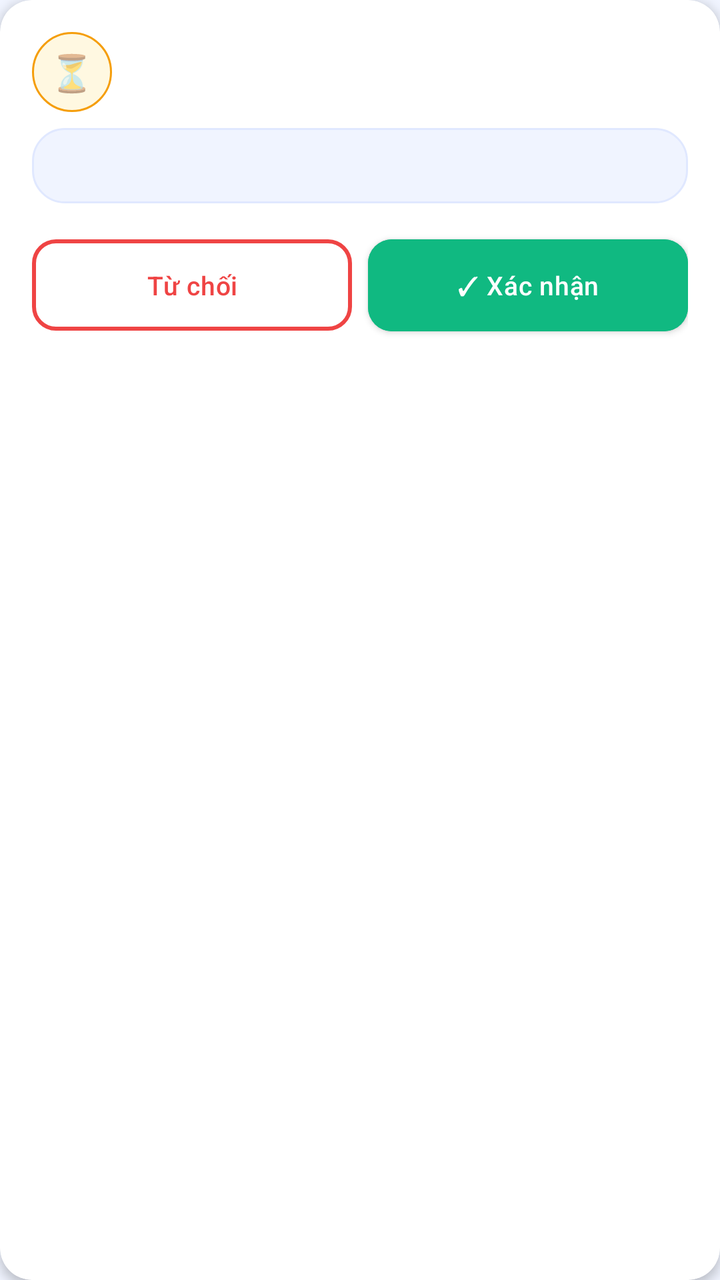
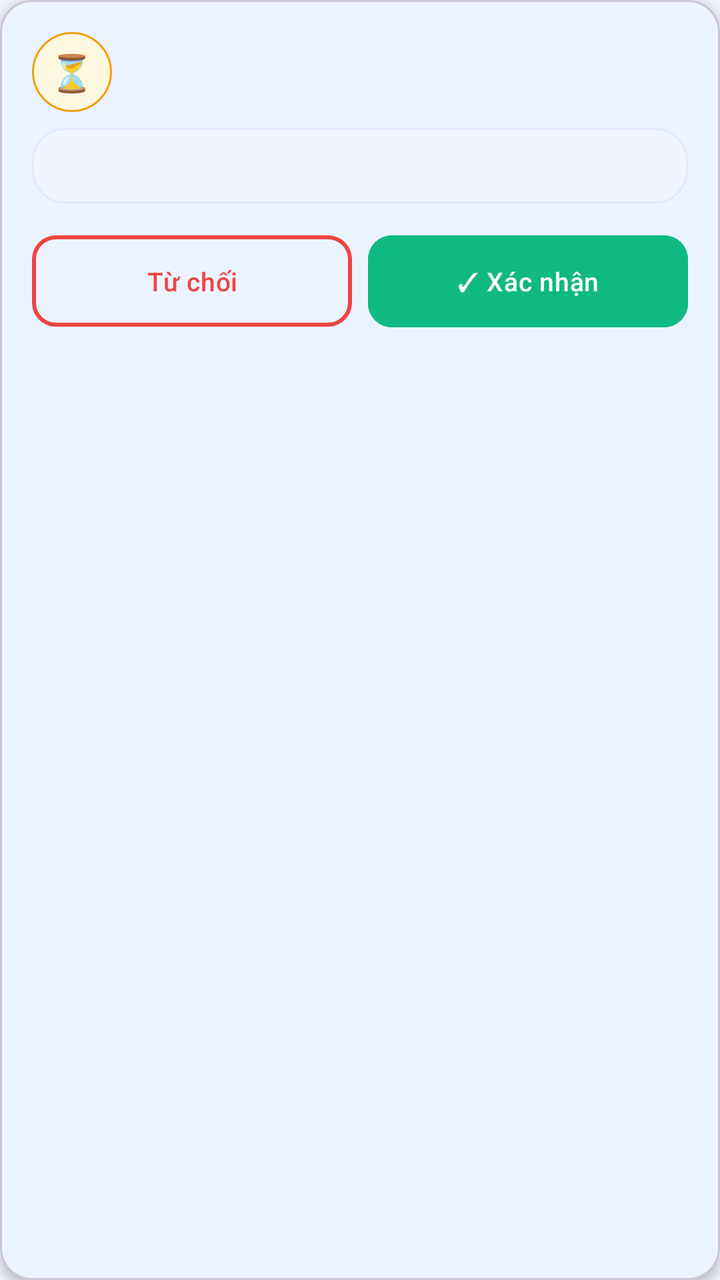

Compare the two renders of this Android layout. The source of the first and the diff that turns it into the second are given below.
<!-- AndroidManifest.xml: application theme Theme.UniCare -->
<!-- res/layout/item_pending_appt.xml -->
<?xml version="1.0" encoding="utf-8"?>
<androidx.cardview.widget.CardView xmlns:android="http://schemas.android.com/apk/res/android"
    xmlns:app="http://schemas.android.com/apk/res-auto"
    android:layout_width="match_parent"
    android:layout_height="wrap_content"
    android:layout_marginHorizontal="16dp"
    android:layout_marginVertical="5dp"
    app:cardCornerRadius="16dp"
    app:cardElevation="3dp"
    app:cardBackgroundColor="#FFFFFF">

    <LinearLayout
        android:layout_width="match_parent"
        android:layout_height="wrap_content"
        android:orientation="vertical"
        android:padding="16dp">

        <LinearLayout
            android:layout_width="match_parent"
            android:layout_height="wrap_content"
            android:gravity="center_vertical"
            android:orientation="horizontal">

            <LinearLayout
                android:layout_width="40dp"
                android:layout_height="40dp"
                android:background="@drawable/bg_badge_amber"
                android:gravity="center">
                <TextView android:layout_width="wrap_content" android:layout_height="wrap_content" android:text="⏳" android:textSize="18sp"/>
            </LinearLayout>

            <LinearLayout
                android:layout_width="0dp"
                android:layout_height="wrap_content"
                android:layout_weight="1"
                android:layout_marginStart="12dp"
                android:orientation="vertical">

                <TextView
                    android:id="@+id/txtPatient"
                    android:layout_width="wrap_content"
                    android:layout_height="wrap_content"
                    android:textColor="#1A1A2E"
                    android:textSize="15sp"
                    android:textStyle="bold"/>

                <TextView
                    android:id="@+id/txtWhen"
                    android:layout_width="wrap_content"
                    android:layout_height="wrap_content"
                    android:layout_marginTop="2dp"
                    android:textColor="#6B7280"
                    android:textSize="13sp"/>
            </LinearLayout>
        </LinearLayout>

        <TextView
            android:id="@+id/txtReason"
            android:layout_width="match_parent"
            android:layout_height="wrap_content"
            android:layout_marginTop="8dp"
            android:background="@drawable/bg_section"
            android:padding="10dp"
            android:textColor="#6B7280"
            android:textSize="13sp"/>

        <LinearLayout
            android:layout_width="match_parent"
            android:layout_height="wrap_content"
            android:layout_marginTop="12dp"
            android:orientation="horizontal">

            <com.google.android.material.button.MaterialButton
                android:id="@+id/btnReject"
                android:layout_width="0dp"
                android:layout_height="wrap_content"
                android:layout_weight="1"
                android:layout_marginEnd="8dp"
                android:text="Từ chối"
                android:textSize="13sp"
                android:textAllCaps="false"
                android:minHeight="44dp"
                style="@style/Widget.UniCare.Button.Outlined"
                app:strokeColor="#EF4444"
                android:textColor="#EF4444"
                app:cornerRadius="12dp"/>

            <com.google.android.material.button.MaterialButton
                android:id="@+id/btnConfirm"
                android:layout_width="0dp"
                android:layout_height="wrap_content"
                android:layout_weight="1"
                android:text="✓ Xác nhận"
                android:textSize="13sp"
                android:textAllCaps="false"
                android:minHeight="44dp"
                style="@style/Widget.UniCare.Button"
                android:backgroundTint="#10B981"
                app:cornerRadius="12dp"/>
        </LinearLayout>
    </LinearLayout>
</androidx.cardview.widget.CardView>
<!-- resources referenced by this layout -->
<resources>
  <!-- drawable bg_badge_amber (drawable) -->
  <?xml version="1.0" encoding="utf-8"?>
  <shape xmlns:android="http://schemas.android.com/apk/res/android">
      <solid android:color="#FFF8E1"/>
      <corners android:radius="100dp"/>
      <stroke android:width="1dp" android:color="#F59E0B"/>
  </shape>
  <!-- drawable bg_section (drawable) -->
  <?xml version="1.0" encoding="utf-8"?>
  <shape xmlns:android="http://schemas.android.com/apk/res/android">
      <solid android:color="#F0F4FF"/>
      <corners android:radius="16dp"/>
      <stroke android:width="1dp" android:color="#E0E8FF"/>
  </shape>
  <style name="Widget.UniCare.Button" parent="Widget.MaterialComponents.Button">
          <item name="android:paddingTop">14dp</item>
          <item name="android:paddingBottom">14dp</item>
          <item name="android:textSize">16sp</item>
          <item name="android:letterSpacing">0.02</item>
          <item name="android:textAllCaps">false</item>
          <item name="cornerRadius">14dp</item>
          <item name="backgroundTint">#0D6EFD</item>
          <item name="elevation">2dp</item>
      </style>
  <style name="Widget.UniCare.Button.Outlined" parent="Widget.MaterialComponents.Button.OutlinedButton">
          <item name="android:paddingTop">14dp</item>
          <item name="android:paddingBottom">14dp</item>
          <item name="android:textSize">16sp</item>
          <item name="android:textColor">#0D6EFD</item>
          <item name="android:textAllCaps">false</item>
          <item name="cornerRadius">14dp</item>
          <item name="strokeColor">#0D6EFD</item>
          <item name="strokeWidth">2dp</item>
      </style>
  <style name="Theme.UniCare" parent="Theme.MaterialComponents.DayNight.NoActionBar">
          
          <item name="colorPrimary">#0D6EFD</item>
          <item name="colorPrimaryVariant">#0852C8</item>
          <item name="colorOnPrimary">#FFFFFF</item>
          
          <item name="colorSecondary">#00C4A7</item>
          <item name="colorSecondaryVariant">#00A089</item>
          <item name="colorOnSecondary">#FFFFFF</item>
          
          <item name="colorSurface">#FFFFFF</item>
          <item name="colorOnSurface">#1A1A2E</item>
          
          <item name="android:colorBackground">#F0F4FF</item>
          
          <item name="android:statusBarColor">#0852C8</item>
          <item name="android:windowLightStatusBar">false</item>
          <item name="android:navigationBarColor">#FFFFFF</item>
          <item name="android:windowLightNavigationBar">true</item>
          
          <item name="materialButtonStyle">@style/Widget.UniCare.Button</item>
          <item name="textInputStyle">@style/Widget.UniCare.TextInputLayout</item>
      </style>
  <style name="Widget.UniCare.TextInputLayout" parent="Widget.MaterialComponents.TextInputLayout.OutlinedBox">
          <item name="boxCornerRadiusBottomEnd">12dp</item>
          <item name="boxCornerRadiusBottomStart">12dp</item>
          <item name="boxCornerRadiusTopEnd">12dp</item>
          <item name="boxCornerRadiusTopStart">12dp</item>
          <item name="boxStrokeColor">#CBD5F5</item>
          <item name="hintTextColor">#6B7280</item>
      </style>
</resources>

<!-- the commit's change to res/layout/item_pending_appt.xml (unified diff, before → after) -->
@@ -1,102 +1,29 @@
-<?xml version="1.0" encoding="utf-8"?>
-<androidx.cardview.widget.CardView xmlns:android="http://schemas.android.com/apk/res/android"
-    xmlns:app="http://schemas.android.com/apk/res-auto"
-    android:layout_width="match_parent"
-    android:layout_height="wrap_content"
-    android:layout_marginHorizontal="16dp"
-    android:layout_marginVertical="5dp"
-    app:cardCornerRadius="16dp"
-    app:cardElevation="3dp"
-    app:cardBackgroundColor="#FFFFFF">
+<?xml version='1.0' encoding='utf-8'?>
+<com.google.android.material.card.MaterialCardView xmlns:android="http://schemas.android.com/apk/res/android" xmlns:app="http://schemas.android.com/apk/res-auto" android:layout_width="match_parent" android:layout_height="wrap_content" android:layout_marginHorizontal="16dp" android:layout_marginVertical="5dp" app:cardCornerRadius="16dp" app:cardElevation="3dp" app:cardBackgroundColor="#FFFFFF">
 
-    <LinearLayout
-        android:layout_width="match_parent"
-        android:layout_height="wrap_content"
-        android:orientation="vertical"
-        android:padding="16dp">
+    <LinearLayout android:layout_width="match_parent" android:layout_height="wrap_content" android:orientation="vertical" android:padding="16dp">
 
-        <LinearLayout
-            android:layout_width="match_parent"
-            android:layout_height="wrap_content"
-            android:gravity="center_vertical"
-            android:orientation="horizontal">
+        <LinearLayout android:layout_width="match_parent" android:layout_height="wrap_content" android:gravity="center_vertical" android:orientation="horizontal">
 
-            <LinearLayout
-                android:layout_width="40dp"
-                android:layout_height="40dp"
-                android:background="@drawable/bg_badge_amber"
-                android:gravity="center">
+            <LinearLayout android:layout_width="40dp" android:layout_height="40dp" android:background="@drawable/bg_badge_amber" android:gravity="center">
                 <TextView android:layout_width="wrap_content" android:layout_height="wrap_content" android:text="⏳" android:textSize="18sp"/>
             </LinearLayout>
 
-            <LinearLayout
-                android:layout_width="0dp"
-                android:layout_height="wrap_content"
-                android:layout_weight="1"
-                android:layout_marginStart="12dp"
-                android:orientation="vertical">
+            <LinearLayout android:layout_width="0dp" android:layout_height="wrap_content" android:layout_weight="1" android:layout_marginStart="12dp" android:orientation="vertical">
 
-                <TextView
-                    android:id="@+id/txtPatient"
-                    android:layout_width="wrap_content"
-                    android:layout_height="wrap_content"
-                    android:textColor="#1A1A2E"
-                    android:textSize="15sp"
-                    android:textStyle="bold"/>
+                <TextView android:id="@+id/txtPatient" android:layout_width="wrap_content" android:layout_height="wrap_content" android:textColor="#1A1A2E" android:textSize="15sp" android:textStyle="bold"/>
 
-                <TextView
-                    android:id="@+id/txtWhen"
-                    android:layout_width="wrap_content"
-                    android:layout_height="wrap_content"
-                    android:layout_marginTop="2dp"
-                    android:textColor="#6B7280"
-                    android:textSize="13sp"/>
+                <TextView android:id="@+id/txtWhen" android:layout_width="wrap_content" android:layout_height="wrap_content" android:layout_marginTop="2dp" android:textColor="#6B7280" android:textSize="13sp"/>
             </LinearLayout>
         </LinearLayout>
 
-        <TextView
-            android:id="@+id/txtReason"
-            android:layout_width="match_parent"
-            android:layout_height="wrap_content"
-            android:layout_marginTop="8dp"
-            android:background="@drawable/bg_section"
-            android:padding="10dp"
-            android:textColor="#6B7280"
-            android:textSize="13sp"/>
+        <TextView android:id="@+id/txtReason" android:layout_width="match_parent" android:layout_height="wrap_content" android:layout_marginTop="8dp" android:background="@drawable/bg_section" android:padding="10dp" android:textColor="#6B7280" android:textSize="13sp"/>
 
-        <LinearLayout
-            android:layout_width="match_parent"
-            android:layout_height="wrap_content"
-            android:layout_marginTop="12dp"
-            android:orientation="horizontal">
+        <LinearLayout android:layout_width="match_parent" android:layout_height="wrap_content" android:layout_marginTop="12dp" android:orientation="horizontal">
 
-            <com.google.android.material.button.MaterialButton
-                android:id="@+id/btnReject"
-                android:layout_width="0dp"
-                android:layout_height="wrap_content"
-                android:layout_weight="1"
-                android:layout_marginEnd="8dp"
-                android:text="Từ chối"
-                android:textSize="13sp"
-                android:textAllCaps="false"
-                android:minHeight="44dp"
-                style="@style/Widget.UniCare.Button.Outlined"
-                app:strokeColor="#EF4444"
-                android:textColor="#EF4444"
-                app:cornerRadius="12dp"/>
+            <com.google.android.material.button.MaterialButton android:id="@+id/btnReject" android:layout_width="0dp" android:layout_height="wrap_content" android:layout_weight="1" android:layout_marginEnd="8dp" android:text="Từ chối" android:textSize="13sp" android:textAllCaps="false" android:minHeight="44dp" style="@style/Widget.UniCare.Button.Outlined" app:strokeColor="#EF4444" android:textColor="#EF4444" app:cornerRadius="12dp"/>
 
-            <com.google.android.material.button.MaterialButton
-                android:id="@+id/btnConfirm"
-                android:layout_width="0dp"
-                android:layout_height="wrap_content"
-                android:layout_weight="1"
-                android:text="✓ Xác nhận"
-                android:textSize="13sp"
-                android:textAllCaps="false"
-                android:minHeight="44dp"
-                style="@style/Widget.UniCare.Button"
-                android:backgroundTint="#10B981"
-                app:cornerRadius="12dp"/>
+            <com.google.android.material.button.MaterialButton android:id="@+id/btnConfirm" android:layout_width="0dp" android:layout_height="wrap_content" android:layout_weight="1" android:text="✓ Xác nhận" android:textSize="13sp" android:textAllCaps="false" android:minHeight="44dp" style="@style/Widget.UniCare.Button" android:backgroundTint="#10B981" app:cornerRadius="12dp"/>
         </LinearLayout>
     </LinearLayout>
-</androidx.cardview.widget.CardView>
+</com.google.android.material.card.MaterialCardView>
<!-- resource entries referenced after the edit -->
@@ -14,7 +14,7 @@
       <corners android:radius="16dp"/>
       <stroke android:width="1dp" android:color="#E0E8FF"/>
   </shape>
-  <style name="Widget.UniCare.Button" parent="Widget.MaterialComponents.Button">
+  <style name="Widget.UniCare.Button" parent="Widget.Material3.Button">
           <item name="android:paddingTop">14dp</item>
           <item name="android:paddingBottom">14dp</item>
           <item name="android:textSize">16sp</item>
@@ -24,7 +24,7 @@
           <item name="backgroundTint">#0D6EFD</item>
           <item name="elevation">2dp</item>
       </style>
-  <style name="Widget.UniCare.Button.Outlined" parent="Widget.MaterialComponents.Button.OutlinedButton">
+  <style name="Widget.UniCare.Button.Outlined" parent="Widget.Material3.Button.OutlinedButton">
           <item name="android:paddingTop">14dp</item>
           <item name="android:paddingBottom">14dp</item>
           <item name="android:textSize">16sp</item>
@@ -34,7 +34,7 @@
           <item name="strokeColor">#0D6EFD</item>
           <item name="strokeWidth">2dp</item>
       </style>
-  <style name="Theme.UniCare" parent="Theme.MaterialComponents.DayNight.NoActionBar">
+  <style name="Theme.UniCare" parent="Theme.Material3.DayNight.NoActionBar">
           
           <item name="colorPrimary">#0D6EFD</item>
           <item name="colorPrimaryVariant">#0852C8</item>
@@ -57,7 +57,7 @@
           <item name="materialButtonStyle">@style/Widget.UniCare.Button</item>
           <item name="textInputStyle">@style/Widget.UniCare.TextInputLayout</item>
       </style>
-  <style name="Widget.UniCare.TextInputLayout" parent="Widget.MaterialComponents.TextInputLayout.OutlinedBox">
+  <style name="Widget.UniCare.TextInputLayout" parent="Widget.Material3.TextInputLayout.OutlinedBox">
           <item name="boxCornerRadiusBottomEnd">12dp</item>
           <item name="boxCornerRadiusBottomStart">12dp</item>
           <item name="boxCornerRadiusTopEnd">12dp</item>
